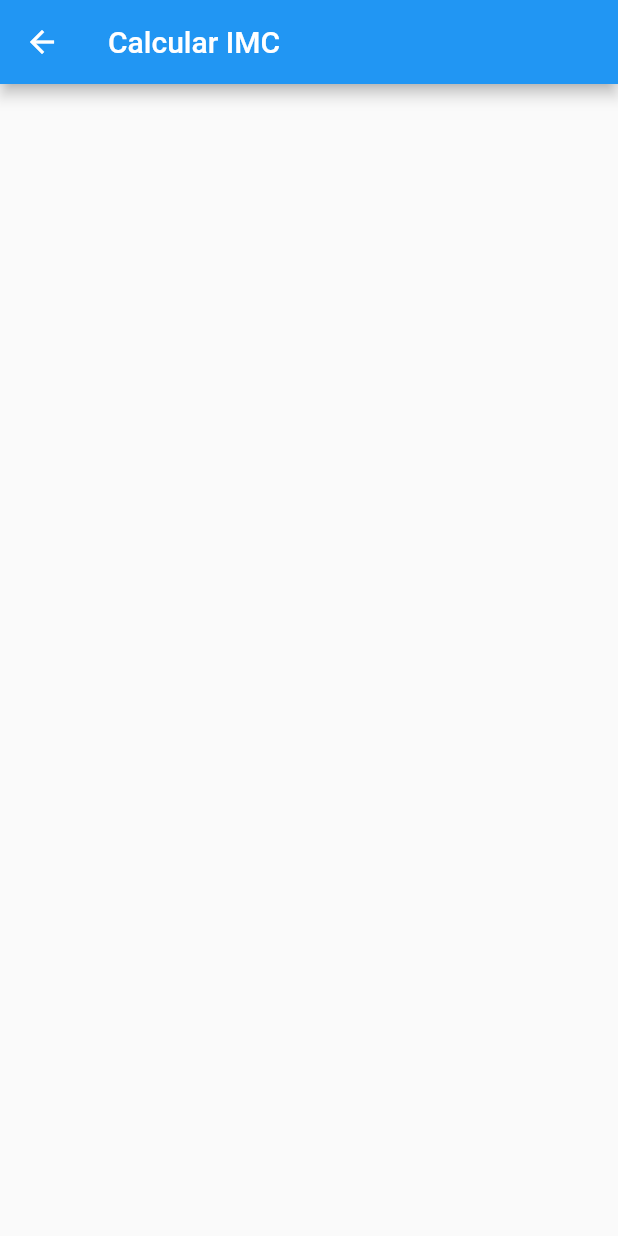
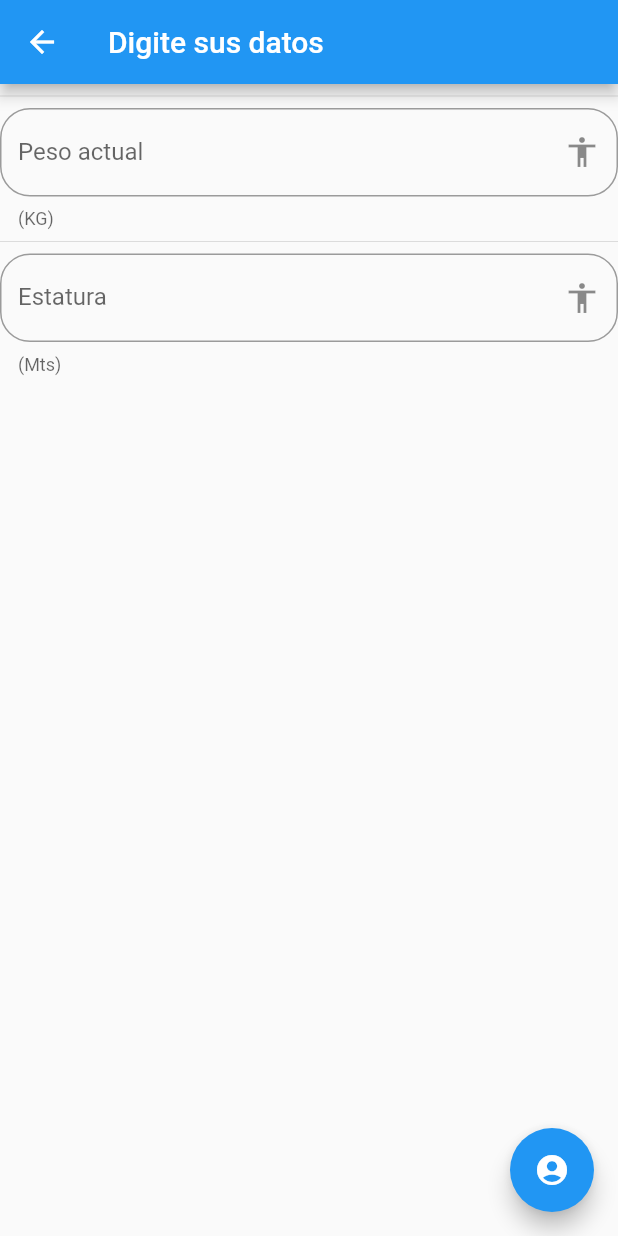
Before and after one commit to ing-jorge-collazos/imc_app, a Flutter app: the ImcData screen opened directly, on a phone screen of 412 x 824 dp. Run offline on Flutter 3.47's test engine with Material 2 defaults, Android fonts, the phone set to English and light mode, and no system bars.

```diff
--- a/imc_app/lib/pages/imc_data.dart
+++ b/imc_app/lib/pages/imc_data.dart
@@ -6,12 +6,70 @@ class ImcData extends StatefulWidget {
 }
 
 class _ImcDataState extends State<ImcData> {
+  final _peso = TextEditingController();
+  final _estatura = TextEditingController();
+
+  String _pesoUsuario = '';
+  String _estaturaUsuario = '';
+
   @override
   Widget build(BuildContext context) {
     return Scaffold(
       appBar: AppBar(
-        title: Text('Calcular IMC'),
+        title: Text('Digite sus datos'),
       ),
+      body: ListView(
+        children: [
+          Divider(),
+          TextField(
+            controller: _peso,
+            textCapitalization: TextCapitalization.sentences,
+            decoration: InputDecoration(
+              border:
+                  OutlineInputBorder(borderRadius: BorderRadius.circular(20.0)),
+              // counter: Text('Letras ${_nombre.length}'),
+
+              labelText: 'Peso actual',
+              helperText: '(KG)',
+              suffixIcon: Icon(Icons.accessibility),
+            ),
+          ),
+          Divider(),
+          TextField(
+            controller: _estatura,
+            textCapitalization: TextCapitalization.sentences,
+            decoration: InputDecoration(
+              border:
+                  OutlineInputBorder(borderRadius: BorderRadius.circular(20.0)),
+              // counter: Text('Letras ${_nombre.length}'),
+
+              labelText: 'Estatura',
+              helperText: '(Mts)',
+              suffixIcon: Icon(Icons.accessibility),
+            ),
+          )
+        ],
+      ),
+      floatingActionButton: FloatingActionButton(
+          child: Icon(Icons.account_circle),
+          onPressed: () {
+            _pesoUsuario = _peso.text;
+            _estaturaUsuario = _estatura.text;
+
+            print(_estaturaUsuario);
+            print(_pesoUsuario);
+
+            return showDialog(
+              context: context,
+              builder: (context) {
+                return AlertDialog(
+                  // Recupera el texto que el usuario ha digitado utilizando nuestro
+                  // TextEditingController
+                  content: Text(_peso.text),
+                );
+              },
+            );
+          }),
     );
   }
 }
```
Also changed, not shown: imc_app/lib/pages/MyHomePage.dart (+20 -5 lines).
